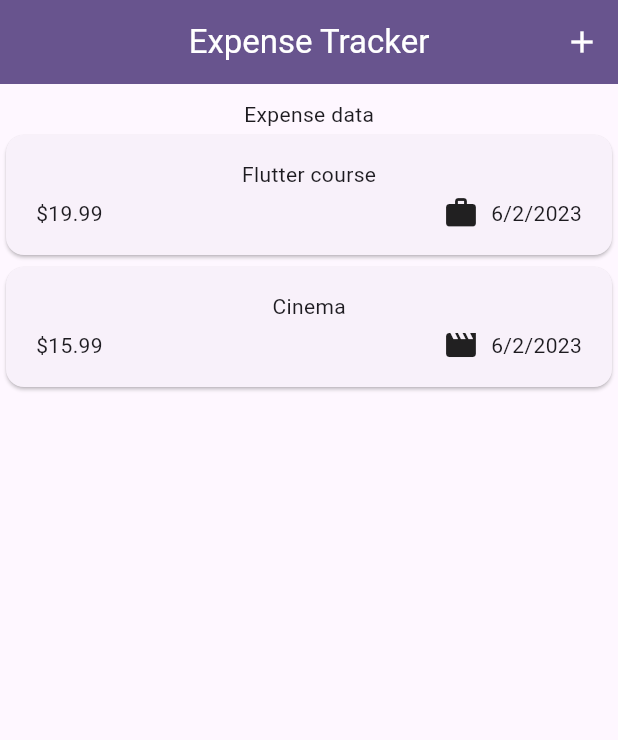
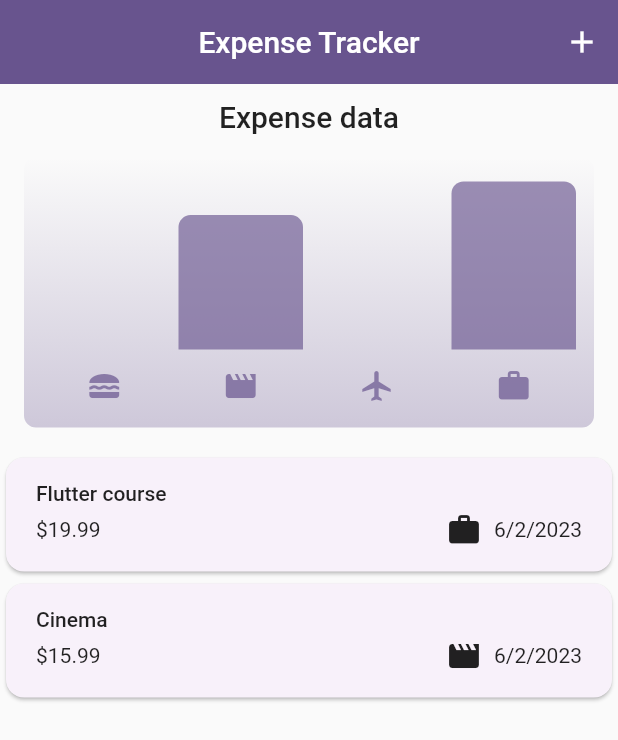
Before and after one commit to itssabhishek/flutter_theming, a Flutter app: the screen it shows after launch, on a phone screen of 412 x 824 dp. Shown: the top 740 px of the screen. Run offline on Flutter 3.47's test engine with Material 2 defaults, Android fonts, the phone set to English and light mode, and no system bars.

Commit message:
Added charts and dark mode

```diff
--- a/lib/expenses.dart
+++ b/lib/expenses.dart
@@ -1,5 +1,6 @@
 import 'package:flutter/material.dart';
 import 'package:flutter_theming/models/expense.dart';
+import 'package:flutter_theming/widgets/chart/chart.dart';
 import 'package:flutter_theming/widgets/expense_list/expenses_list.dart';
 import 'package:flutter_theming/widgets/new_expense.dart';
 
@@ -96,7 +97,11 @@ class _ExpensesState extends State<Expenses> {
           const SizedBox(
             height: 10,
           ),
-          const Text('Expense data'),
+          Text(
+            'Expense data',
+            style: Theme.of(context).textTheme.titleLarge,
+          ),
+          Chart(expenses: _registeredExpenses),
           mainScreen,
         ],
       ),
--- a/lib/main.dart
+++ b/lib/main.dart
@@ -1,5 +1,14 @@
 import 'package:flutter/material.dart';
 import 'package:flutter_theming/expenses.dart';
+
+var kColorScheme = ColorScheme.fromSeed(
+  seedColor: Colors.deepPurple,
+);
+
+var kDarkColorScheme = ColorScheme.fromSeed(
+  brightness: Brightness.dark,
+  seedColor: Colors.deepPurple,
+);
 
 void main() {
   runApp(const MyApp());
@@ -12,11 +21,18 @@ class MyApp extends StatelessWidget {
   Widget build(BuildContext context) {
     return MaterialApp(
       title: 'Expenses App',
-      theme: ThemeData(
-        colorScheme: ColorScheme.fromSeed(
-          seedColor: Colors.deepPurple,
+      darkTheme: ThemeData.dark().copyWith(
+        useMaterial3: true,
+        colorScheme: kDarkColorScheme,
+        elevatedButtonTheme: ElevatedButtonThemeData(
+          style: ElevatedButton.styleFrom(
+            backgroundColor: kDarkColorScheme.primaryContainer,
+          ),
         ),
+      ),
+      theme: ThemeData().copyWith(
         useMaterial3: true,
+        colorScheme: kColorScheme,
       ),
       home: const Expenses(),
     );
--- a/lib/models/expense.dart
+++ b/lib/models/expense.dart
@@ -32,3 +32,28 @@ class Expense {
     return formatter.format(date);
   }
 }
+
+class ExpensesBucket {
+  const ExpensesBucket({
+    required this.category,
+    required this.expenses,
+  });
+
+  ExpensesBucket.forCategory(List<Expense> allExpenses, this.category)
+      : expenses = allExpenses
+            .where((expense) => expense.category == category)
+            .toList();
+
+  final Categories category;
+  final List<Expense> expenses;
+
+  double get totalExpenses {
+    double sum = 0;
+
+    for (final expense in expenses) {
+      sum += expense.amount;
+    }
+
+    return sum;
+  }
+}
--- /dev/null
+++ b/lib/widgets/chart/chart.dart
@@ -0,0 +1,94 @@
+import 'package:flutter/material.dart';
+import '../../models/expense.dart';
+import 'chart_bar.dart';
+
+class Chart extends StatelessWidget {
+  const Chart({super.key, required this.expenses});
+
+  final List<Expense> expenses;
+
+  List<ExpensesBucket> get buckets {
+    return [
+      ExpensesBucket.forCategory(expenses, Categories.food),
+      ExpensesBucket.forCategory(expenses, Categories.leisure),
+      ExpensesBucket.forCategory(expenses, Categories.travel),
+      ExpensesBucket.forCategory(expenses, Categories.work),
+    ];
+  }
+
+  double get maxTotalExpense {
+    double maxTotalExpense = 0;
+
+    for (final bucket in buckets) {
+      if (bucket.totalExpenses > maxTotalExpense) {
+        maxTotalExpense = bucket.totalExpenses;
+      }
+    }
+
+    return maxTotalExpense;
+  }
+
+  @override
+  Widget build(BuildContext context) {
+    final isDarkMode =
+        MediaQuery.of(context).platformBrightness == Brightness.dark;
+    return Container(
+      margin: const EdgeInsets.all(16),
+      padding: const EdgeInsets.symmetric(
+        vertical: 16,
+        horizontal: 8,
+      ),
+      width: double.infinity,
+      height: 180,
+      decoration: BoxDecoration(
+        borderRadius: BorderRadius.circular(8),
+        gradient: LinearGradient(
+          colors: [
+            Theme.of(context).colorScheme.primary.withOpacity(0.3),
+            Theme.of(context).colorScheme.primary.withOpacity(0.0)
+          ],
+          begin: Alignment.bottomCenter,
+          end: Alignment.topCenter,
+        ),
+      ),
+      child: Column(
+        children: [
+          Expanded(
+            child: Row(
+              crossAxisAlignment: CrossAxisAlignment.end,
+              children: [
+                for (final bucket in buckets) // alternative to map()
+                  ChartBar(
+                    fill: bucket.totalExpenses == 0
+                        ? 0
+                        : bucket.totalExpenses / maxTotalExpense,
+                  )
+              ],
+            ),
+          ),
+          const SizedBox(height: 12),
+          Row(
+            children: buckets
+                .map(
+                  (bucket) => Expanded(
+                    child: Padding(
+                      padding: const EdgeInsets.symmetric(horizontal: 4),
+                      child: Icon(
+                        categoryIcons[bucket.category],
+                        color: isDarkMode
+                            ? Theme.of(context).colorScheme.secondary
+                            : Theme.of(context)
+                                .colorScheme
+                                .primary
+                                .withOpacity(0.7),
+                      ),
+                    ),
+                  ),
+                )
+                .toList(),
+          )
+        ],
+      ),
+    );
+  }
+}
--- /dev/null
+++ b/lib/widgets/chart/chart_bar.dart
@@ -0,0 +1,34 @@
+import 'package:flutter/material.dart';
+
+class ChartBar extends StatelessWidget {
+  const ChartBar({
+    super.key,
+    required this.fill,
+  });
+
+  final double fill;
+
+  @override
+  Widget build(BuildContext context) {
+    final isDarkMode =
+        MediaQuery.of(context).platformBrightness == Brightness.dark;
+    return Expanded(
+      child: Padding(
+        padding: const EdgeInsets.symmetric(horizontal: 4),
+        child: FractionallySizedBox(
+          heightFactor: fill,
+          child: DecoratedBox(
+            decoration: BoxDecoration(
+              shape: BoxShape.rectangle,
+              borderRadius:
+                  const BorderRadius.vertical(top: Radius.circular(8)),
+              color: isDarkMode
+                  ? Theme.of(context).colorScheme.secondary
+                  : Theme.of(context).colorScheme.primary.withOpacity(0.65),
+            ),
+          ),
+        ),
+      ),
+    );
+  }
+}
--- a/lib/widgets/expense_list/expense_item.dart
+++ b/lib/widgets/expense_list/expense_item.dart
@@ -15,8 +15,12 @@ class ExpenseItem extends StatelessWidget {
           vertical: 16,
         ),
         child: Column(
+          crossAxisAlignment: CrossAxisAlignment.start,
           children: [
-            Text(expense.title),
+            Text(
+              expense.title,
+              style: Theme.of(context).textTheme.bodyLarge,
+            ),
             const SizedBox(height: 4),
             Row(
               children: [
--- a/lib/widgets/expense_list/expenses_list.dart
+++ b/lib/widgets/expense_list/expenses_list.dart
@@ -12,12 +12,19 @@ class ExpensesList extends StatelessWidget {
 
   final List<Expense> expenses;
   final void Function(Expense expense) onRemoveExpense;
+
   @override
   Widget build(BuildContext context) {
     return ListView.builder(
       itemCount: expenses.length,
       itemBuilder: (context, index) => Dismissible(
         key: ValueKey(expenses[index]),
+        background: Container(
+          color: Theme.of(context).colorScheme.error,
+          margin: const EdgeInsets.symmetric(
+            horizontal: 30,
+          ),
+        ),
         onDismissed: (direction) {
           onRemoveExpense(expenses[index]);
         },
```
